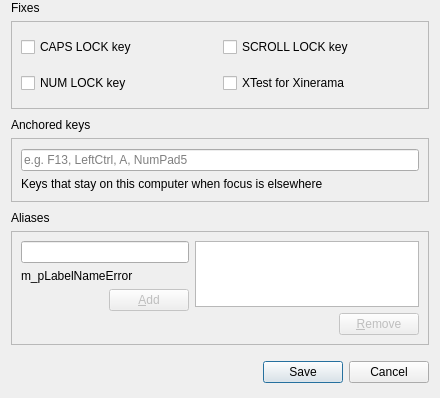
Qt form src/gui/src/ScreenSettingsDialogBase.ui (stefanverleysen/synergy) before a commit; both pictures show x 0 to 440 and y 341 to 739 of the 440 by 739 pixel window.
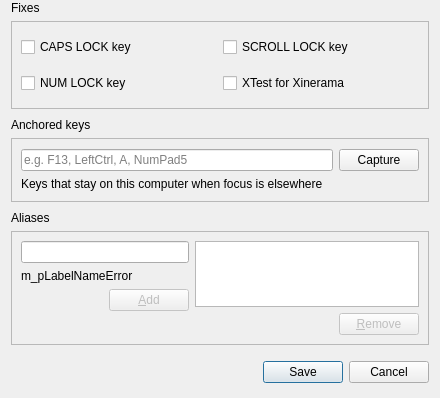
The same form after that commit.

Commit message: feat: add key capture button and modifier key support

Diff of the .ui file:
```diff
--- a/src/gui/src/ScreenSettingsDialogBase.ui
+++ b/src/gui/src/ScreenSettingsDialogBase.ui
@@ -740,11 +740,25 @@
        <number>10</number>
       </property>
       <item>
+       <layout class="QHBoxLayout" name="horizontalLayoutAnchoredKeys">
+        <item>
        <widget class="QLineEdit" name="m_pLineEditAnchoredKeys">
         <property name="placeholderText">
          <string>e.g. F13, LeftCtrl, A, NumPad5</string>
         </property>
        </widget>
+        </item>
+        <item>
+         <widget class="QPushButton" name="m_pButtonCaptureKey">
+          <property name="text">
+           <string>Capture</string>
+          </property>
+          <property name="toolTip">
+           <string>Press to capture the next key</string>
+          </property>
+         </widget>
+        </item>
+       </layout>
       </item>
       <item>
        <widget class="QLabel" name="m_pLabelAnchoredKeysHelp">
```
Lines whose indentation alone changed are shown as unchanged. The commit also changes 3 other files.
